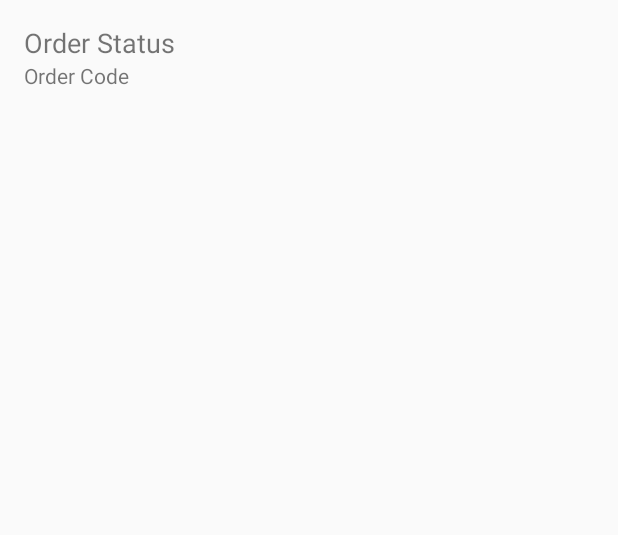
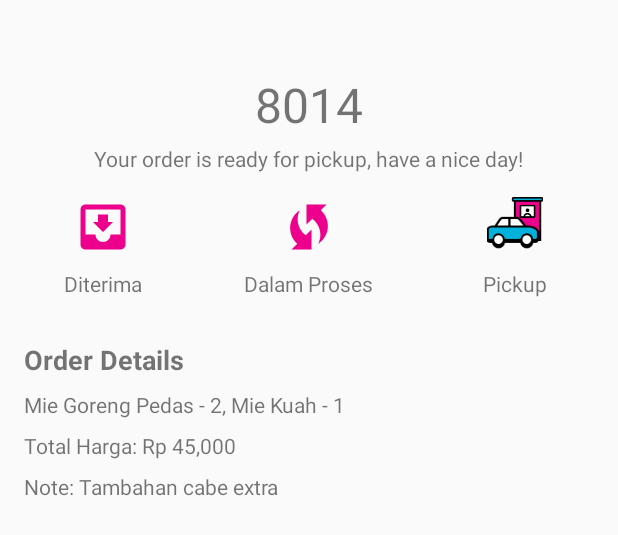
Before and after one commit to allatifatulmuharomiah/Drive-Thru-App, an Android app: the layout activity_track_order.xml on its own in the app's theme, with its tools: preview values and no code run, on a phone screen of 412 x 824 dp. Shown: the top 535 px of the screen. Run offline under Robolectric (Android 15) with nearby library versions, the light colour scheme and no system bars; Roboto replaces fonts that are not available here.

Commit message:
layout dashboard logo

```diff
--- /dev/null
+++ b/app/src/main/res/drawable/baseline_move_to_inbox_24.xml
@@ -0,0 +1,5 @@
+<vector xmlns:android="http://schemas.android.com/apk/res/android" android:height="24dp" android:tint="@color/colorAccent" android:viewportHeight="24" android:viewportWidth="24" android:width="24dp">
+
+    <path android:fillColor="@android:color/white" android:pathData="M19,3L4.99,3c-1.11,0 -1.98,0.9 -1.98,2L3,19c0,1.1 0.88,2 1.99,2L19,21c1.1,0 2,-0.9 2,-2L21,5c0,-1.1 -0.9,-2 -2,-2zM19,15h-4c0,1.66 -1.35,3 -3,3s-3,-1.34 -3,-3L4.99,15L4.99,5L19,5v10zM16,10h-2L14,7h-4v3L8,10l4,4 4,-4z"/>
+
+</vector>
--- /dev/null
+++ b/app/src/main/res/drawable/baseline_wifi_protected_setup_24.xml
@@ -0,0 +1,7 @@
+<vector xmlns:android="http://schemas.android.com/apk/res/android" android:height="24dp" android:tint="@color/colorAccent" android:viewportHeight="24" android:viewportWidth="24" android:width="24dp">
+
+    <path android:fillColor="@android:color/white" android:pathData="M16.71,5.29L19,3h-8v8l2.3,-2.3c1.97,1.46 3.25,3.78 3.25,6.42c0,1.31 -0.32,2.54 -0.88,3.63c2.33,-1.52 3.88,-4.14 3.88,-7.13C19.55,9.1 18.44,6.85 16.71,5.29z"/>
+
+    <path android:fillColor="@android:color/white" android:pathData="M7.46,8.88c0,-1.31 0.32,-2.54 0.88,-3.63C6,6.77 4.46,9.39 4.46,12.38c0,2.52 1.1,4.77 2.84,6.33L5,21h8v-8l-2.3,2.3C8.74,13.84 7.46,11.52 7.46,8.88z"/>
+
+</vector>
--- a/app/src/main/res/layout/activity_track_order.xml
+++ b/app/src/main/res/layout/activity_track_order.xml
@@ -1,19 +1,134 @@
-<LinearLayout xmlns:android="http://schemas.android.com/apk/res/android"
+<?xml version="1.0" encoding="utf-8"?>
+<RelativeLayout xmlns:android="http://schemas.android.com/apk/res/android"
+    xmlns:tools="http://schemas.android.com/tools"
     android:layout_width="match_parent"
     android:layout_height="match_parent"
-    android:orientation="vertical"
-    android:padding="16dp">
+    tools:context=".TrackOrderActivity">
 
     <TextView
-        android:id="@+id/orderStatus"
+        android:id="@+id/orderNumber"
+        android:layout_width="wrap_content"
+        android:layout_height="wrap_content"
+        android:text="8014"
+        android:textSize="32sp"
+        android:layout_centerHorizontal="true"
+        android:layout_marginTop="48dp"/>
+
+    <LinearLayout
         android:layout_width="match_parent"
         android:layout_height="wrap_content"
-        android:text="Order Status"
-        android:textSize="18sp" />
+        android:layout_below="@id/orderNumber"
+        android:layout_marginTop="40dp"
+        android:gravity="center"
+        android:orientation="horizontal">
+
+        <LinearLayout
+            android:layout_width="0dp"
+            android:layout_height="wrap_content"
+            android:layout_weight="1"
+            android:gravity="center"
+            android:orientation="vertical">
+
+            <ImageView
+                android:id="@+id/iconReceived"
+                android:layout_width="40dp"
+                android:layout_height="40dp"
+                android:src="@drawable/baseline_move_to_inbox_24" />
+
+            <TextView
+                android:layout_width="wrap_content"
+                android:layout_height="wrap_content"
+                android:layout_marginTop="8dp"
+                android:text="Diterima" />
+        </LinearLayout>
+
+        <LinearLayout
+            android:layout_width="0dp"
+            android:layout_height="wrap_content"
+            android:layout_weight="1"
+            android:gravity="center"
+            android:orientation="vertical">
+
+            <ImageView
+                android:id="@+id/iconInProcess"
+                android:layout_width="40dp"
+                android:layout_height="40dp"
+                android:src="@drawable/baseline_wifi_protected_setup_24" />
+
+            <TextView
+                android:layout_width="wrap_content"
+                android:layout_height="wrap_content"
+                android:layout_marginTop="8dp"
+                android:text="Dalam Proses" />
+        </LinearLayout>
+
+        <LinearLayout
+            android:layout_width="0dp"
+            android:layout_height="wrap_content"
+            android:layout_weight="1"
+            android:gravity="center"
+            android:orientation="vertical">
+
+            <ImageView
+                android:id="@+id/iconPickup"
+                android:layout_width="40dp"
+                android:layout_height="40dp"
+                android:src="@drawable/drive" />
+
+            <TextView
+                android:layout_width="wrap_content"
+                android:layout_height="wrap_content"
+                android:layout_marginTop="8dp"
+                android:text="Pickup" />
+        </LinearLayout>
+    </LinearLayout>
 
     <TextView
-        android:id="@+id/orderCode"
+        android:id="@+id/statusMessage"
+        android:layout_width="wrap_content"
+        android:layout_height="wrap_content"
+        android:text="Your order is ready for pickup, have a nice day!"
+        android:layout_below="@id/iconPickup"
+        android:layout_centerHorizontal="true"
+        android:layout_marginTop="96dp"/>
+
+    <LinearLayout
         android:layout_width="match_parent"
         android:layout_height="wrap_content"
-        android:text="Order Code" />
-</LinearLayout>
+        android:orientation="vertical"
+        android:layout_below="@id/statusMessage"
+        android:layout_marginTop="96dp"
+        android:padding="16dp">
+
+        <TextView
+            android:id="@+id/orderDetails"
+            android:layout_width="wrap_content"
+            android:layout_height="wrap_content"
+            android:text="Order Details"
+            android:textSize="18sp"
+            android:textStyle="bold"
+            android:layout_marginBottom="8dp"/>
+
+        <TextView
+            android:id="@+id/orderItems"
+            android:layout_width="wrap_content"
+            android:layout_height="wrap_content"
+            android:text="Mie Goreng Pedas - 2, Mie Kuah - 1"
+            android:layout_marginBottom="8dp"/>
+
+        <TextView
+            android:id="@+id/orderTotal"
+            android:layout_width="wrap_content"
+            android:layout_height="wrap_content"
+            android:text="Total Harga: Rp 45,000"
+            android:layout_marginBottom="8dp"/>
+
+        <TextView
+            android:id="@+id/orderNote"
+            android:layout_width="wrap_content"
+            android:layout_height="wrap_content"
+            android:text="Note: Tambahan cabe extra"
+            android:layout_marginBottom="8dp"/>
+    </LinearLayout>
+
+</RelativeLayout>
```
Also changed, not shown: app/src/main/res/drawable/Rectangle 41.png (added).
